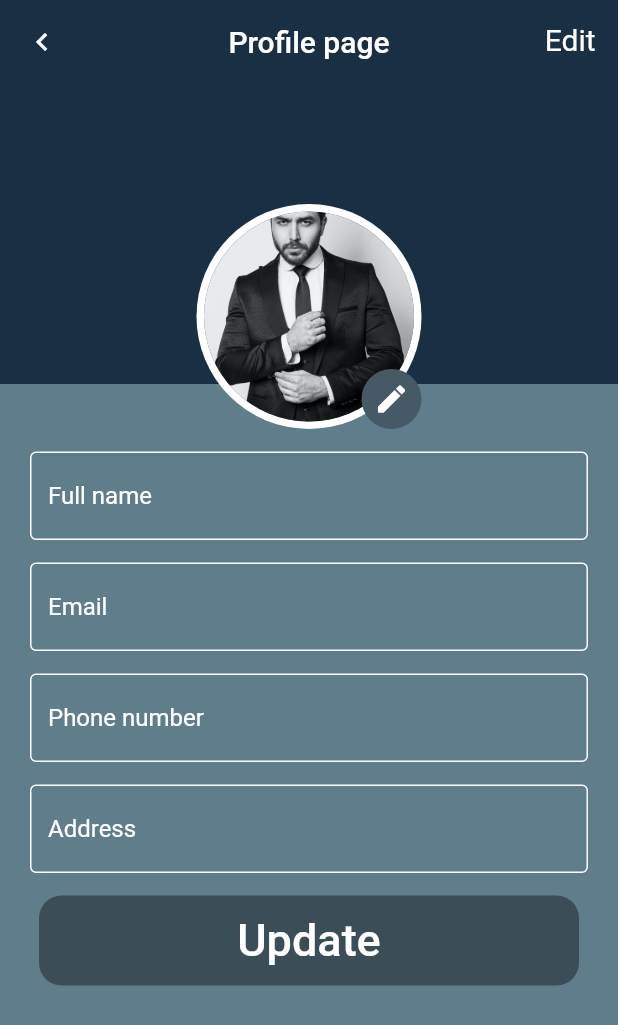
After one commit to fountain19/feedme, a Flutter app: the Profile screen opened directly, on a phone screen of 412 x 824 dp. The commit adds this screen. Shown: the top 1025 px of the screen. Run offline on Flutter 3.47's test engine with Material 2 defaults, Android fonts, the phone set to English and light mode, and no system bars; our stand-ins replace carousel_pro, cloud_firestore, firebase_auth, firebase_core; accounts and stored records are empty.

Commit message:
3/2/2021

```diff
--- a/lib/main.dart
+++ b/lib/main.dart
@@ -2,7 +2,9 @@
 import 'package:feedme/screen/checkOut.dart';
 import 'package:feedme/screen/homepage.dart';
 import 'package:feedme/screen/login.dart';
+import 'package:feedme/screen/profile.dart';
 import 'package:feedme/screen/signup.dart';
+import 'package:feedme/screen/skipScreen.dart';
 import 'package:firebase_auth/firebase_auth.dart';
 import 'package:firebase_core/firebase_core.dart';
 import 'package:flutter/material.dart';
@@ -38,7 +40,8 @@ class MyApp extends StatelessWidget {
       //     }
       //   },
       // ),
-     home: CheckOut(),
+     home: SkipScreen(),
+      debugShowCheckedModeBanner: false,
     );
   }
 }
--- /dev/null
+++ b/lib/screen/profile.dart
@@ -0,0 +1,126 @@
+import 'package:feedme/widget/button.dart';
+import 'package:feedme/widget/textformField.dart';
+import 'package:flutter/material.dart';
+
+import 'homepage.dart';
+
+class Profile extends StatelessWidget {
+  @override
+  Widget build(BuildContext context) {
+    final TextEditingController _email = TextEditingController();
+
+    final TextEditingController _password = TextEditingController();
+
+    final TextEditingController _name = TextEditingController();
+
+    final TextEditingController _number = TextEditingController();
+
+    final TextEditingController _address = TextEditingController();
+
+    final GlobalKey<ScaffoldState> scaffold = GlobalKey<ScaffoldState>();
+    return Scaffold(
+      backgroundColor:  Theme.of(context).accentColor,
+      appBar: AppBar(
+        centerTitle: true,
+        title: Text(
+          'Profile page',style: TextStyle(
+            color: Colors.white,fontSize: 20
+        ),
+        ),
+        leading: GestureDetector(
+          child: Icon(Icons.keyboard_arrow_left,color: Colors.white,),
+          onTap: (){
+            Navigator.pushAndRemoveUntil(context, MaterialPageRoute(builder: (ctx){
+              return HomePage();
+            }), (route) => false);
+          },
+        ),
+        backgroundColor:Color(0xff193044),
+        elevation: 0.0,
+        actions: [
+          Padding(
+            padding: const EdgeInsets.all(15.0),
+            child: GestureDetector(
+              onTap: (){},
+              child: Text('Edit',style: TextStyle(
+                color: Colors.white,fontSize: 20
+              ),),
+            ),
+          )
+        ],
+      ),
+      body: Container(
+height: double.infinity,width: double.infinity,
+        child: SingleChildScrollView(
+          child: Column(
+            children: [
+              Stack(
+                children: [
+                  Container(
+                    height: 200,
+                    color: Color(0xff193044),
+                  ),
+                  Align(
+                    alignment: Alignment.bottomCenter,
+                    child: Padding(
+                      padding:  EdgeInsets.only(top: 80),
+                      child: Stack(
+                        children: [
+                          CircleAvatar(
+                            radius: 75,backgroundColor: Colors.white,
+                            child: CircleAvatar(
+                              radius: 70,
+                              backgroundImage: AssetImage('images/man.jpg'),
+                            ),
+                          ),
+                          Positioned(
+                            right: 0.0,bottom: 0.0,
+                            child: CircleAvatar(
+                              radius: 20,
+                              child: Icon(Icons.edit),
+                            ),
+                          )
+                        ],
+                      ),
+                    ),
+                  ),
+                ],
+              ),
+              SizedBox(
+                height: 15,
+              ),
+              TextFormFd(
+                title:'Full name',
+                controller:_name ,),
+              SizedBox(
+                height: 15,
+              ),
+              TextFormFd(
+                title:'Email',
+                controller:_email ,),
+              SizedBox(
+                height: 15,
+              ),
+              TextFormFd(
+                input: TextInputType.number,
+                title:'Phone number',
+                controller:_number ,),
+              SizedBox(
+                height: 15,
+              ),
+              TextFormFd(
+                title:'Address',
+                controller:_address ,),
+              SizedBox(
+                height: 15,
+              ),
+              Button(
+                title: 'Update'
+              )
+            ],
+          ),
+        ),
+      ),
+    );
+  }
+}
--- a/lib/screen/skipScreen.dart
+++ b/lib/screen/skipScreen.dart
@@ -1,8 +1,46 @@
+import 'package:carousel_pro/carousel_pro.dart';
+import 'package:feedme/screen/login.dart';
 import 'package:flutter/material.dart';
 
 class SkipScreen extends StatelessWidget {
   @override
   Widget build(BuildContext context) {
-    return Scaffold();
+    return Scaffold(
+      body: Stack(
+        children: [
+          Container(
+            height: double.infinity,
+            child: Carousel(
+              animationDuration: Duration(seconds: 2),
+              autoplay: true,
+              boxFit: BoxFit.cover,
+              dotBgColor: Colors.black,
+              dotSize: 10,
+              images: [
+                AssetImage('images/et.jpg'),
+                AssetImage('images/izgara.jpg'),
+                AssetImage('images/kofte.jpg'),
+              ],
+            ),
+          ),
+          Padding(
+            padding: const EdgeInsets.all(15.0),
+            child: Align(
+              alignment: Alignment.bottomRight,
+              child: GestureDetector(
+                onTap: (){
+                  Navigator.pushAndRemoveUntil(context, MaterialPageRoute(builder: (ctx){
+                    return Login();
+                  }), (route) => false);
+                },
+                child: Text('Skip',style: TextStyle(
+                  color: Colors.white,fontSize: 20
+                ),),
+              ),
+            ),
+          )
+        ],
+      ),
+    );
   }
 }
--- a/lib/widget/button.dart
+++ b/lib/widget/button.dart
@@ -9,6 +9,7 @@ class Button extends StatelessWidget {
   @override
   Widget build(BuildContext context) {
     return Container(
+      padding: EdgeInsets.symmetric(horizontal: 20),
       height: 60,
       width: 400,
       child: RaisedButton(
--- a/lib/widget/textformField.dart
+++ b/lib/widget/textformField.dart
@@ -7,7 +7,9 @@ class TextFormFd extends StatelessWidget {
   TextFormFd({this.controller,this.title, this.input,});
   @override
   Widget build(BuildContext context) {
-    return  TextFormField(
+    return  Padding(
+    padding: EdgeInsets.symmetric(horizontal: 20),
+      child: TextFormField(
         cursorColor: Colors.white,
 style: TextStyle(color: Colors.white),
         keyboardType: input,
@@ -16,10 +18,16 @@ style: TextStyle(color: Colors.white),
             fillColor: Colors.blueGrey,
             filled: true,
             hintText: title,
+            enabledBorder: OutlineInputBorder(
+              borderSide: BorderSide(
+                color: Colors.white
+              )
+            ),
             hintStyle: TextStyle(color: Colors.white),
             border: OutlineInputBorder(
                 borderRadius: BorderRadius.circular(10),
                 borderSide: BorderSide.none)),
+      ),
     );
   }
 }
--- a/pubspec.yaml
+++ b/pubspec.yaml
@@ -57,7 +57,10 @@ flutter:
    - images/patato.jpg
    - images/salad.jpg
    - images/sandwish.jpg
-  #   - images/a_dot_ham.jpeg
+   - images/et.jpg
+   - images/izgara.jpg
+   - images/kofte.jpg
+
 
   # An image asset can refer to one or more resolution-specific "variants", see
   # https://flutter.dev/assets-and-images/#resolution-aware.
```
Also changed, not shown: images/et.jpg (added), images/izgara.jpg (added), images/kofte.jpg (added). Lines whose indentation alone changed are shown as unchanged.
